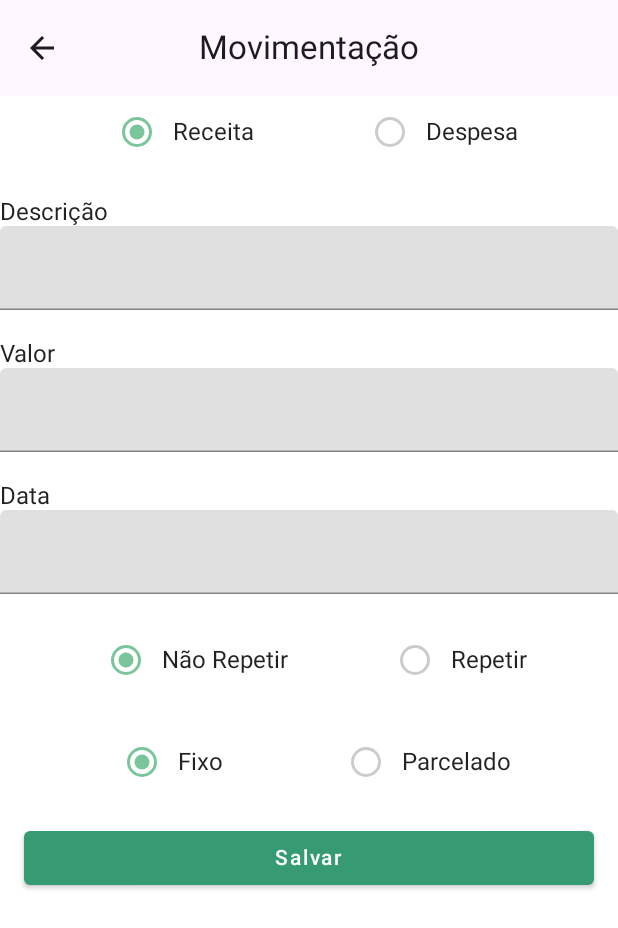
After one commit to luiz1251/meuboletopago, an Android app built with Jetpack Compose: the composable Movement shown on its own in the app's theme, on a phone screen of 412 x 824 dp. The commit adds this screen. Shown: the top 928 px of the screen. Run offline under Robolectric (Android 15) with nearby library versions, the phone set to English and light mode, and no system bars.

Commit message:
Herick (#1)
* MovementPage Created

* EditPage Created

* Ajustes paginas movimento e edicao

---------

Co-authored-by: Herick Simon <hericksimon@gmail.com>

```diff
--- a/androidApp/build.gradle.kts
+++ b/androidApp/build.gradle.kts
@@ -41,5 +41,7 @@ dependencies {
     implementation("androidx.compose.material3:material3:1.0.1")
     implementation("androidx.compose.material:material:1.2.1")
     implementation("androidx.activity:activity-compose:1.5.1")
+    implementation("androidx.compose.material3:material3:1.0.1")
+    implementation("androidx.navigation:navigation-runtime-ktx:2.5.3")
     implementation("androidx.compose.material:material-icons-extended:1.3.1")
 }
--- /dev/null
+++ b/androidApp/src/main/java/br/com/digitalhouse/meuboletopago/android/component/TopBar.kt
@@ -0,0 +1,35 @@
+package br.com.digitalhouse.meuboletopago.android.component
+
+import androidx.compose.material.IconButton
+import androidx.compose.material.icons.Icons
+import androidx.compose.material.icons.filled.ArrowBack
+import androidx.compose.material3.CenterAlignedTopAppBar
+import androidx.compose.material3.ExperimentalMaterial3Api
+import androidx.compose.material3.Icon
+import androidx.compose.material3.Text
+import androidx.compose.runtime.Composable
+import androidx.compose.ui.Modifier
+import androidx.compose.ui.graphics.Color
+import androidx.compose.ui.tooling.preview.Preview
+import androidx.navigation.NavController
+import androidx.compose.ui.graphics.Color.Companion.White as White1
+
+@OptIn(ExperimentalMaterial3Api::class)
+@Composable
+fun CenterTopBar(title: String, onProfileNavigation: () -> Unit, onBack: () -> Unit) {
+    CenterAlignedTopAppBar(
+        navigationIcon = { IconButton(onClick = onBack) {
+            Icon(
+                Icons.Filled.ArrowBack,
+                contentDescription = "Back")
+        }
+        },
+        title = { Text(title) }
+    )
+}
+
+@Preview
+@Composable
+fun CenterTopBarPreview() {
+    CenterTopBar(title = "Movimentação", onProfileNavigation = {}, onBack = {})
+}
--- /dev/null
+++ b/androidApp/src/main/java/br/com/digitalhouse/meuboletopago/android/movement/Movement.kt
@@ -0,0 +1,192 @@
+package br.com.digitalhouse.meuboletopago.android.movement
+
+import android.os.Build
+import androidx.annotation.RequiresApi
+import androidx.compose.foundation.layout.*
+import androidx.compose.foundation.lazy.LazyColumn
+import androidx.compose.foundation.selection.selectableGroup
+import androidx.compose.material.*
+import androidx.compose.runtime.*
+import androidx.compose.ui.Alignment
+import androidx.compose.ui.Modifier
+import androidx.compose.ui.graphics.Color
+import androidx.compose.ui.semantics.contentDescription
+import androidx.compose.ui.semantics.semantics
+import androidx.compose.ui.text.input.TextFieldValue
+import androidx.compose.ui.text.style.TextAlign
+import androidx.compose.ui.tooling.preview.Preview
+import androidx.compose.ui.unit.dp
+import br.com.digitalhouse.meuboletopago.android.MyApplicationTheme
+import br.com.digitalhouse.meuboletopago.android.component.CenterTopBar
+import java.time.LocalDate
+
+@RequiresApi(Build.VERSION_CODES.O)
+@Composable
+fun Movement(onBack: () -> Unit)  {
+    var state by remember { mutableStateOf(true) }
+    var state2 by remember { mutableStateOf(true) }
+    var state3 by remember { mutableStateOf(true) }
+    MyApplicationTheme() {
+        Scaffold (
+            topBar = { CenterTopBar(title = "Movimentação", onProfileNavigation = {}, onBack = {})}
+        ) {
+            LazyColumn(
+                modifier = Modifier.padding(it)) {
+                item {
+                    Row(
+                        Modifier.selectableGroup(),
+                        verticalAlignment = Alignment.CenterVertically
+                    ) {
+                        Spacer(modifier = Modifier.weight(1f))
+                        RadioButton(
+                            selected = state,
+                            onClick = { state = true },
+                            modifier = Modifier.semantics {
+                                contentDescription = "Localized Description"
+                            },
+                            colors = RadioButtonDefaults.colors(
+                                selectedColor = Color(0xFF7BC59D),
+                                unselectedColor = Color.LightGray
+                            )
+
+                        )
+                        Text(text = "Receita")
+                        Spacer(modifier = Modifier.weight(1f))
+                        RadioButton(
+                            selected = !state,
+                            onClick = { state = false },
+                            modifier = Modifier.semantics {
+                                contentDescription = "Localized Description"
+                            },
+                            colors = RadioButtonDefaults.colors(
+                                selectedColor = Color(0xFF7BC59D),
+                                unselectedColor = Color.LightGray
+                            )
+                        )
+                        Text(
+                            text = "Despesa",
+                            textAlign = TextAlign.Center
+                        )
+                        Spacer(modifier = Modifier.weight(1f))
+                    }
+                    Spacer(modifier = Modifier.height(20.dp))
+                    Column {
+                        val descricao = remember { mutableStateOf(TextFieldValue()) }
+                        val valor = remember { mutableStateOf(TextFieldValue()) }
+                        val data = remember { mutableStateOf(TextFieldValue()) }
+                        Text(text = "Descrição")
+                        TextField(
+                            modifier = Modifier.fillMaxWidth(),
+                            value = descricao.value,
+                            onValueChange = { descricao.value = it },
+                            label = { Text(text = "") }
+                        )
+                        Spacer(modifier = Modifier.height(20.dp))
+                        Text(text = "Valor")
+                        TextField(
+                            modifier = Modifier.fillMaxWidth(),
+                            value = valor.value,
+                            onValueChange = { valor.value = it },
+                            label = { Text(text = "") }
+                        )
+                        Spacer(modifier = Modifier.height(20.dp))
+                        Text(text = "Data")
+                        TextField(
+                            modifier = Modifier.fillMaxWidth(),
+                            value = data.value,
+                            onValueChange = { data.value = it },
+                            label = { Text(text = "") }
+                        )
+                    }
+                    Spacer(modifier = Modifier.height(20.dp))
+                    Row(
+                        Modifier.selectableGroup(),
+                        verticalAlignment = Alignment.CenterVertically
+                    ) {
+                        Spacer(modifier = Modifier.weight(1f))
+                        RadioButton(
+                            selected = state2,
+                            onClick = { state2 = true },
+                            modifier = Modifier.semantics {
+                                contentDescription = "Localized Description"
+                            },
+                            colors = RadioButtonDefaults.colors(
+                                selectedColor = Color(0xFF7BC59D),
+                                unselectedColor = Color.LightGray
+                            )
+
+                        )
+                        Text(text = "Não Repetir")
+                        Spacer(modifier = Modifier.weight(1f))
+                        RadioButton(
+                            selected = !state2,
+                            onClick = { state2 = false },
+                            modifier = Modifier.semantics {
+                                contentDescription = "Localized Description"
+                            },
+                            colors = RadioButtonDefaults.colors(
+                                selectedColor = Color(0xFF7BC59D),
+                                unselectedColor = Color.LightGray
+                            )
+                        )
+                        Text(
+                            text = "Repetir",
+                            textAlign = TextAlign.Center
+                        )
+                        Spacer(modifier = Modifier.weight(1f))
+                    }
+                    Spacer(modifier = Modifier.height(20.dp))
+                    Row(
+                        Modifier.selectableGroup(),
+                        verticalAlignment = Alignment.CenterVertically
+                    ) {
+                        Spacer(modifier = Modifier.weight(1f))
+                        RadioButton(
+                            selected = state3,
+                            onClick = { state3 = true },
+                            modifier = Modifier.semantics {
+                                contentDescription = "Localized Description"
+                            },
+                            colors = RadioButtonDefaults.colors(
+                                selectedColor = Color(0xFF7BC59D),
+                                unselectedColor = Color.LightGray
+                            )
+
+                        )
+                        Text(text = "Fixo")
+                        Spacer(modifier = Modifier.weight(1f))
+                        RadioButton(
+                            selected = !state3,
+                            onClick = { state3 = false },
+                            modifier = Modifier.semantics {
+                                contentDescription = "Localized Description"
+                            },
+                            colors = RadioButtonDefaults.colors(
+                                selectedColor = Color(0xFF7BC59D),
+                                unselectedColor = Color.LightGray
+                            )
+                        )
+                        Text(
+                            text = "Parcelado",
+                            textAlign = TextAlign.Center
+                        )
+                        Spacer(modifier = Modifier.weight(1f))
+                    }
+                    Button(
+                        onClick = { /*TODO*/ },
+                        modifier = Modifier
+                            .fillMaxWidth()
+                            .padding(16.dp)
+                    ) {
+                        Text(text = "Salvar")
+                    }
+                }
+            }
+        }
+    }
+}
+
+
+@Preview
+@Composable
+fun Movement_Preview(){}
```
Also changed, not shown: androidApp/src/main/java/br/com/digitalhouse/meuboletopago/android/MainActivity.kt (+13 -11 lines), androidApp/src/main/java/br/com/digitalhouse/meuboletopago/android/edit/Edit.kt (added, +77 -0 lines).
